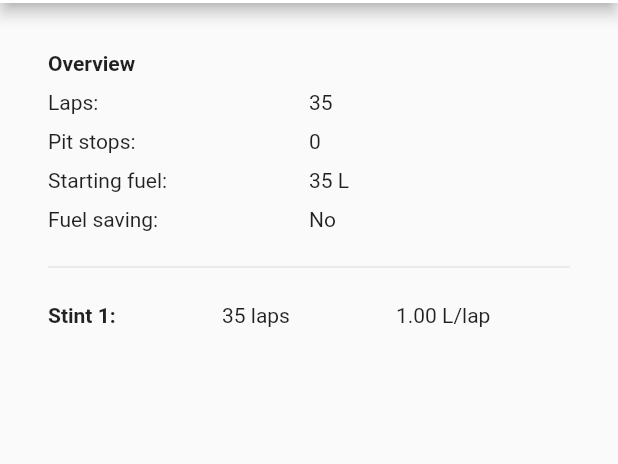
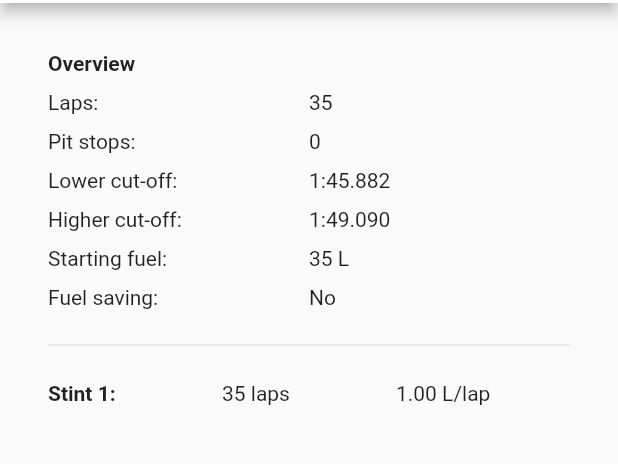
Before and after one commit to sylvainvillet/acc_race_strategy, a Flutter app: the screen it shows after launch, after a tap on "Go!", on a phone screen of 412 x 824 dp, the part 153-617 px from its top. Run offline on Flutter 3.47's test engine with Material 2 defaults, Android fonts, the phone set to English and light mode, and no system bars; our stand-ins replace shared_preferences.

Commit message:
Added app icon and cut-off lap times

```diff
--- a/lib/main.dart
+++ b/lib/main.dart
@@ -9,12 +9,12 @@ class MyApp extends StatelessWidget {
   @override
   Widget build(BuildContext context) {
     return MaterialApp(
-      title: 'ACC Race Strategy',
+      title: 'Strategist',
       theme: ThemeData(
         primarySwatch: Colors.red,
         visualDensity: VisualDensity.adaptivePlatformDensity,
       ),
-      home: MyHomePage(title: 'ACC Race Strategy'),
+      home: MyHomePage(title: 'ACC Strategist'),
     );
   }
 }
@@ -40,15 +40,11 @@ class _MyHomePageState extends State<MyHomePage> {
             itemBuilder: (context) => [
               PopupMenuItem(
                 value: 2,
-                child: Text("Lap times"),
+                child: Text("Reset lap times"),
               ),
               PopupMenuItem(
                 value: 3,
-                child: Text("Fuel usage"),
-              ),
-              PopupMenuItem(
-                value: 4,
-                child: Text("Strategy parameters"),
+                child: Text("Reset fuel usage"),
               ),
               PopupMenuItem(
                 value: 5,
--- a/lib/race.dart
+++ b/lib/race.dart
@@ -26,7 +26,7 @@ class Race {
   int nbOfLaps;
   List<Strategy> strategies = List<Strategy>();
 
-  String getLapTimeString() {
+  String getLapTimeString(double lapTime) {
     int minutes = (lapTime / 60).floor();
     int seconds = (lapTime - minutes * 60).floor();
     int milliseconds = ((lapTime - lapTime.floor()) * 1000).floor();
@@ -69,11 +69,7 @@ class Race {
     print('nbOfLapsWithFullTank: ' + nbOfLapsWithFullTank.toString());
 
     // Calculate the number of laps
-    int timeLostPerPitStop = track.ksName == 'Spa' ? 90 : 60;
-    double nbOfLapsDouble =
-        (raceDuration - mandatoryPitStops * timeLostPerPitStop) /
-            lapTime; // TODO time lost in pit
-    nbOfLaps = nbOfLapsDouble.ceil() + formationLap;
+    nbOfLaps = _getNbOfLaps(raceDuration, formationLap, mandatoryPitStops, track.timeLostInPits, lapTime);
     print('nbOfLaps: ' + nbOfLaps.toString());
 
     // Number of pit stops without fuel saving
@@ -86,9 +82,7 @@ class Race {
     print('nbOfPitStops: ' + nbOfPitStops.toString());
 
     // Adjust number of laps
-    nbOfLapsDouble =
-        (raceDuration - nbOfPitStops * timeLostPerPitStop) / lapTime;
-    nbOfLaps = nbOfLapsDouble.ceil() + formationLap;
+    nbOfLaps = _getNbOfLaps(raceDuration, formationLap, nbOfPitStops, track.timeLostInPits, lapTime);
 
     // Allow up to 20% fuel saving
     for (int i = mandatoryPitStops; i <= nbOfPitStops; i++) {
@@ -178,9 +172,20 @@ class Race {
       }
     }
 
+    strategy.cutOffLow = _getAverageLapTime(raceDuration, formationLap, nbOfPitStops, track.timeLostInPits, nbOfLaps);
+    strategy.cutOffHigh = _getAverageLapTime(raceDuration, formationLap, nbOfPitStops, track.timeLostInPits, nbOfLaps - 1);
+
     print('strategy.startingFuel: ' + strategy.startingFuel.toString());
     print('strategy.stints: ' + strategy.stints.length.toString());
     return strategy;
+  }
+
+  double _getAverageLapTime(int raceDuration, int formationLap, int nbOfPitStops, int timeLostPerPitStop, int nbOfLaps) {
+    return (raceDuration - nbOfPitStops * timeLostPerPitStop) / (nbOfLaps - formationLap);
+  }
+
+  int _getNbOfLaps(int raceDuration, int formationLap, int nbOfPitStops, int timeLostPerPitStop, double lapTime) {
+    return ((raceDuration - nbOfPitStops * timeLostPerPitStop) / lapTime + formationLap).ceil();
   }
 }
 
@@ -188,6 +193,8 @@ class Strategy {
   int nbOfLaps = 0;
   int startingFuel = 0;
   double fuelSaving = 0;
+  double cutOffLow = 0.0;
+  double cutOffHigh = 0.0;
   List<Stint> stints;
   List<PitStop> pitStops;
 }
--- a/lib/race_input.dart
+++ b/lib/race_input.dart
@@ -5,6 +5,7 @@ import './cars.dart';
 import './tracks.dart';
 import './race.dart';
 import './race_overview.dart';
+import './utils.dart';
 
 class RaceInput extends StatefulWidget {
   @override
@@ -103,8 +104,6 @@ class _RaceInputState extends State<RaceInput> {
               SizedBox(height: margin),
               trackRow(),
               SizedBox(height: margin),
-              lapTimeRow(),
-              SizedBox(height: margin),
               durationRow(),
               SizedBox(height: margin),
               formationLapRow(),
@@ -112,6 +111,8 @@ class _RaceInputState extends State<RaceInput> {
               refuelingAllowedRow(),
               SizedBox(height: margin),
               mandatoryPitStopRow(),
+              SizedBox(height: margin),
+              lapTimeRow(),
               SizedBox(height: margin),
               fuelUsageRow(),
               SizedBox(height: margin),
@@ -163,7 +164,7 @@ class _RaceInputState extends State<RaceInput> {
   }
 
   Widget carRow() {
-    return _buildRow(
+    return buildRowTextAndWidget(
       "Car:",
       DropdownButton(
         value: _race.car,
@@ -183,7 +184,7 @@ class _RaceInputState extends State<RaceInput> {
   }
 
   Widget trackRow() {
-    return _buildRow(
+    return buildRowTextAndWidget(
       "Track:",
       DropdownButton(
         value: _race.track,
@@ -195,7 +196,7 @@ class _RaceInputState extends State<RaceInput> {
   }
 
   Widget durationRow() {
-    return _buildRow(
+    return buildRowTextAndWidget(
       "Race length:",
       Row(
         children: <Widget>[
@@ -230,7 +231,7 @@ class _RaceInputState extends State<RaceInput> {
   }
 
   Widget lapTimeRow() {
-    return _buildRow(
+    return buildRowTextAndWidget(
       "Average\nlap time:",
       Row(
         children: <Widget>[
@@ -290,7 +291,7 @@ class _RaceInputState extends State<RaceInput> {
   }
 
   Widget formationLapRow() {
-    return _buildRow(
+    return buildRowTextAndWidget(
       "Formation lap:",
       DropdownButton(
         value: _race.formationLap,
@@ -316,7 +317,7 @@ class _RaceInputState extends State<RaceInput> {
   }
 
   Widget refuelingAllowedRow() {
-    return _buildRow(
+    return buildRowTextAndWidget(
       "Refueling allowed:",
       Row(
         children: <Widget>[
@@ -334,7 +335,7 @@ class _RaceInputState extends State<RaceInput> {
   }
 
   Widget mandatoryPitStopRow() {
-    return _buildRow(
+    return buildRowTextAndWidget(
       "Mandatory pit stops:",
       DropdownButton(
         value: _race.mandatoryPitStops,
@@ -346,7 +347,7 @@ class _RaceInputState extends State<RaceInput> {
   }
 
   Widget fuelUsageRow() {
-    return _buildRow(
+    return buildRowTextAndWidget(
       "Fuel usage:",
       Row(
         children: <Widget>[
@@ -367,6 +368,7 @@ class _RaceInputState extends State<RaceInput> {
                 }),
           ),
           Expanded(
+            flex: 2,
             child: Text("L/Lap"),
           ),
         ],
@@ -442,18 +444,4 @@ class _RaceInputState extends State<RaceInput> {
       },
     );
   }
-
-  Widget _buildRow(String text, Widget inputWidget) {
-    return Row(
-      children: <Widget>[
-        Expanded(
-          child: Text(text, style: TextStyle(fontWeight: FontWeight.bold)),
-        ),
-        Expanded(
-          flex: 2,
-          child: inputWidget,
-        ),
-      ],
-    );
-  }
 }
--- a/lib/race_overview.dart
+++ b/lib/race_overview.dart
@@ -1,5 +1,6 @@
 import 'package:flutter/material.dart';
 import './race.dart';
+import './utils.dart';
 
 class RaceDetails extends StatelessWidget {
   final Race race;
@@ -54,19 +55,21 @@ class RaceDetails extends StatelessWidget {
       padding: const EdgeInsets.all(32),
       child: Column(
         children: <Widget>[
-          _buildRowTitle("Parameters"),
+          buildRowTitle("Parameters"),
           SizedBox(height: margin),
-          _buildRow2("Car:", race.car.displayName),
+          buildRow2Texts("Car:", race.car.displayName),
           SizedBox(height: margin),
-          _buildRow2("Track:", race.track.displayName),
+          buildRow2Texts("Track:", race.track.displayName),
           SizedBox(height: margin),
-          _buildRow2("Duration:", race.getRaceDurationString()),
+          buildRow2Texts("Duration:", race.getRaceDurationString()),
           SizedBox(height: margin),
-          _buildRow2("Average lap time:", race.getLapTimeString()),
+          buildRow2Texts("Average lap time:", race.getLapTimeString(race.lapTime)),
           SizedBox(height: margin),
-          _buildRow2("Formation lap:", race.formationLap == 1 ? 'Full' : 'Short'),
+          buildRow2Texts(
+              "Formation lap:", race.formationLap == 1 ? 'Full' : 'Short'),
           SizedBox(height: margin),
-          _buildRow2("Mandatory pit stops:", race.mandatoryPitStops.toString()),
+          buildRow2Texts(
+              "Mandatory pit stops:", race.mandatoryPitStops.toString()),
           SizedBox(height: margin),
         ],
       ),
@@ -79,20 +82,24 @@ class RaceDetails extends StatelessWidget {
         padding: const EdgeInsets.all(32),
         child: Column(
           children: <Widget>[
-            _buildRowTitle("Overview"),
+            buildRowTitle("Overview"),
             SizedBox(height: margin),
-            _buildRow2("Laps:", strategy.nbOfLaps.toString()),
+            buildRow2Texts("Laps:", strategy.nbOfLaps.toString()),
             SizedBox(height: margin),
-            _buildRow2("Pit stops:", strategy.pitStops.length.toString()),
+            buildRow2Texts("Pit stops:", strategy.pitStops.length.toString()),
             SizedBox(height: margin),
-            _buildRow2(
+            buildRow2Texts("Lower cut-off:", race.getLapTimeString(strategy.cutOffLow)),
+            SizedBox(height: margin),
+            buildRow2Texts("Higher cut-off:", race.getLapTimeString(strategy.cutOffHigh)),
+            SizedBox(height: margin),
+            buildRow2Texts(
                 "Starting fuel:", strategy.startingFuel.toString() + ' L'),
             SizedBox(height: margin),
-            _buildRow2(
-                "Fuel saving:",
-                strategy.fuelSaving > 0
-                    ? (strategy.fuelSaving * 100).toStringAsFixed(0) + ' %'
-                    : 'No'),
+            buildRowTextAndWidget(
+              "Fuel saving:",
+              fuelSavingRow(strategy.fuelSaving),
+              fontWeight: FontWeight.normal,
+              flex: 1),
             SizedBox(height: 16.0),
             Divider(),
             SizedBox(height: 16.0),
@@ -101,6 +108,29 @@ class RaceDetails extends StatelessWidget {
         ),
       ),
     );
+  }
+
+  Widget fuelSavingRow(double fuelSaving) {
+    int fuelSavingPercent = (fuelSaving * 100).ceil();
+    if (fuelSavingPercent <= 0) {
+      return Text('No');
+    } else {
+      Color signColor = Colors.blue;
+      if (fuelSavingPercent > 15)
+        signColor = Colors.red;
+      else if (fuelSavingPercent > 10)
+        signColor = Colors.orange;
+
+      return Row(
+        children: <Widget>[
+          Text(fuelSavingPercent.toString() + ' %  '),
+          Icon(IconData(57346,
+              fontFamily: 'MaterialIcons'),
+              size: 15,
+          color: signColor,),
+        ],
+      );
+    }
   }
 
   Widget stintsAndPits(Strategy strategy) {
@@ -129,7 +159,7 @@ class RaceDetails extends StatelessWidget {
   Widget stintWidget(int index, Stint stint) {
     return Column(
       children: <Widget>[
-        _buildRow3(
+        buildRow3Texts(
             'Stint ' + (index + 1).toString() + ':',
             stint.nbOfLaps.toString() + " laps",
             (stint.fuel / stint.nbOfLaps).toStringAsFixed(2) + ' L/lap'),
@@ -141,7 +171,7 @@ class RaceDetails extends StatelessWidget {
   Widget pitStopWidget(int index, PitStop pitStop) {
     return Column(
       children: <Widget>[
-        _buildRow3(
+        buildRow3Texts(
             'Pit stop ' + (index + 1).toString() + ':',
             'Lap ' + pitStop.pitStopLap.toString(),
             pitStop.fuelToAdd.toString() + ' L'),
@@ -149,48 +179,4 @@ class RaceDetails extends StatelessWidget {
       ],
     );
   }
-
-  Widget _buildRowTitle(String text) {
-    return Row(
-      children: <Widget>[
-        Expanded(
-          child: Text(text, style: TextStyle(fontWeight: FontWeight.bold)),
-        ),
-        Spacer(),
-      ],
-    );
-  }
-
-  Widget _buildRow2(String text1, String text2) {
-    return Row(
-      children: <Widget>[
-        Expanded(
-          child: Text(text1),
-        ),
-        Expanded(
-          child: Text(text2),
-        ),
-      ],
-    );
-  }
-
-  Widget _buildRow3(String text1, String text2, String text3) {
-    return Row(
-      children: <Widget>[
-        Expanded(
-          child: Text(
-            text1,
-            style: TextStyle(fontWeight: FontWeight.bold),
-          ),
-        ),
-        Expanded(
-          child: Text(text2),
-        ),
-        Expanded(
-          child: Text(text3),
-        ),
-      ],
-    );
-  }
-
 }
--- /dev/null
+++ b/lib/utils.dart
@@ -0,0 +1,59 @@
+import 'package:flutter/material.dart';
+
+Widget buildRowTitle(String text) {
+  return Row(
+    children: <Widget>[
+      Expanded(
+        child: Text(text, style: TextStyle(fontWeight: FontWeight.bold)),
+      ),
+      Spacer(),
+    ],
+  );
+}
+
+Widget buildRow2Texts(String text1, String text2) {
+  return Row(
+    children: <Widget>[
+      Expanded(
+        child: Text(text1),
+      ),
+      Expanded(
+        child: Text(text2),
+      ),
+    ],
+  );
+}
+
+Widget buildRow3Texts(String text1, String text2, String text3) {
+  return Row(
+    children: <Widget>[
+      Expanded(
+        child: Text(
+          text1,
+          style: TextStyle(fontWeight: FontWeight.bold),
+        ),
+      ),
+      Expanded(
+        child: Text(text2),
+      ),
+      Expanded(
+        child: Text(text3),
+      ),
+    ],
+  );
+}
+
+Widget buildRowTextAndWidget(String text, Widget inputWidget,
+    {FontWeight fontWeight = FontWeight.bold, int flex = 2}) {
+  return Row(
+    children: <Widget>[
+      Expanded(
+        child: Text(text, style: TextStyle(fontWeight: fontWeight)),
+      ),
+      Expanded(
+        flex: flex,
+        child: inputWidget,
+      ),
+    ],
+  );
+}
```
Also changed, not shown: lib/cars.dart (+16 -15 lines), lib/tracks.dart (+17 -16 lines), icon.png (added), icon_.jpg (added), 31 other files.
